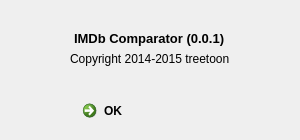
This is qt_IMDb/qt_IMDb/aboutdialog.ui in treetoon/IMDb-Comparator as Qt 5 draws it before an edit. The edited form follows.
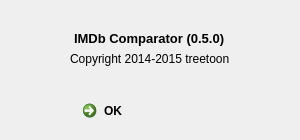
This is the edited form. Icons and pictures are not drawn.

The edit to the form file:
```diff
--- a/qt_IMDb/qt_IMDb/aboutdialog.ui
+++ b/qt_IMDb/qt_IMDb/aboutdialog.ui
@@ -52,7 +52,7 @@
       </font>
      </property>
      <property name="text">
-      <string>IMDb Comparator (0.0.1)</string>
+      <string>IMDb Comparator (0.5.0)</string>
      </property>
     </widget>
    </item>
```
